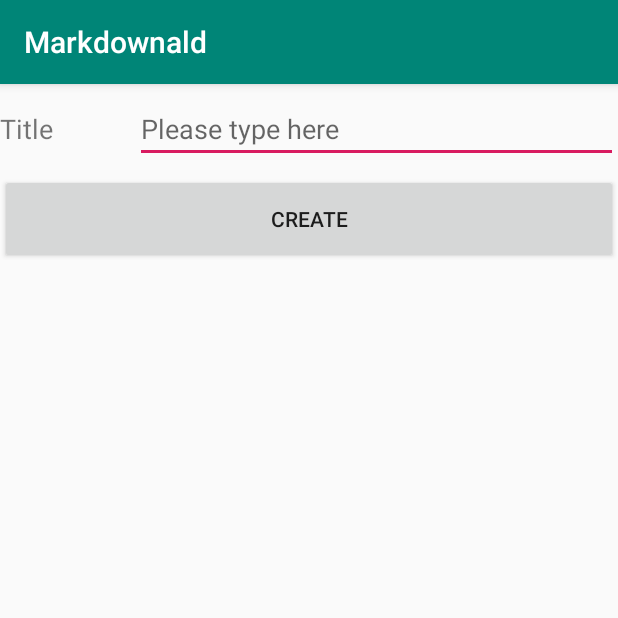
After one commit to fordai/Markdownald-Android, an Android app: the NotebookCreateActivity screen opened directly, with no data from a screen before it, on a phone screen of 412 x 824 dp, the top half of it. The commit adds this screen. Run offline under Robolectric (Android 15) with nearby library versions, the phone set to English and light mode, and no system bars.

Commit message:
Refactor: Renaming variables/methods/classes, improving comments and adjust the architecture.

```diff
--- a/app/src/main/AndroidManifest.xml
+++ b/app/src/main/AndroidManifest.xml
@@ -10,7 +10,7 @@
         android:supportsRtl="true"
         android:theme="@style/AppTheme">
         <activity android:name=".ui.activity.NoteMoveActivity"></activity>
-        <activity android:name=".ui.activity.DirectoryCreateActivity" />
+        <activity android:name=".ui.activity.NotebookCreateActivity" />
         <activity android:name=".ui.activity.NoteCreateActivity" />
         <activity android:name=".ui.activity.NotePreviewActivity" />
         <activity android:name=".ui.activity.NoteEditActivity" />
--- a/app/src/main/java/group/j/android/markdownald/ui/activity/MainActivity.java
+++ b/app/src/main/java/group/j/android/markdownald/ui/activity/MainActivity.java
@@ -71,7 +71,7 @@ public class MainActivity extends AppCompatActivity {
                 startActivity(noteIntent);
                 break;
             case R.id.menu_create_directory:
-                Intent directoryIntent = new Intent(this, DirectoryCreateActivity.class);
+                Intent directoryIntent = new Intent(this, NotebookCreateActivity.class);
                 startActivity(directoryIntent);
                 break;
             default:
--- /dev/null
+++ b/app/src/main/java/group/j/android/markdownald/ui/activity/NotebookCreateActivity.java
@@ -0,0 +1,44 @@
+package group.j.android.markdownald.ui.activity;
+
+import android.content.Intent;
+import android.support.v7.app.AppCompatActivity;
+import android.os.Bundle;
+import android.view.View;
+import android.widget.Button;
+import android.widget.EditText;
+import android.widget.Toast;
+
+import group.j.android.markdownald.R;
+import group.j.android.markdownald.util.FileUtils;
+
+/**
+ * Implements the interface for naming the new directory.
+ * If the name is the same as the previous one, a hint should be offered.
+ */
+public class NotebookCreateActivity extends AppCompatActivity {
+    private static final String TAG = "NotebookCreateActivity";
+    private static final String DUPLICATION_REMINDER = "This notebook has been created";
+
+    private EditText edit_notebook_title;
+    private Button btn_create_notebook;
+
+    @Override
+    protected void onCreate(Bundle savedInstanceState) {
+        super.onCreate(savedInstanceState);
+        setContentView(R.layout.activity_notebook_create);
+        edit_notebook_title = findViewById(R.id.edit_notebook_title);
+        btn_create_notebook = findViewById(R.id.btn_create_notebook);
+        btn_create_notebook.setOnClickListener(new View.OnClickListener() {
+            @Override
+            public void onClick(View v) {
+                String name = edit_notebook_title.getText().toString();
+                if (FileUtils.saveToDir(NotebookCreateActivity.this, name)) {
+                    Intent intent = new Intent(NotebookCreateActivity.this, MainActivity.class);
+                    startActivity(intent);
+                } else {
+                    Toast.makeText(NotebookCreateActivity.this, DUPLICATION_REMINDER, Toast.LENGTH_SHORT).show();
+                }
+            }
+        });
+    }
+}
--- a/app/src/main/res/layout/activity_directory_create.xml
+++ b/app/src/main/res/layout/activity_notebook_create.xml
@@ -13,20 +13,22 @@
             android:layout_width="90sp"
             android:layout_height="wrap_content"
             android:layout_gravity="center_vertical"
-            android:text="Directory"
+            android:text="@string/create_title"
             android:textSize="18sp" />
 
         <EditText
-            android:id="@+id/edit_directory_title"
+            android:id="@+id/edit_notebook_title"
             android:layout_width="0sp"
             android:layout_height="wrap_content"
             android:layout_gravity="center_vertical"
-            android:layout_weight="1" />
+            android:layout_weight="1"
+            android:inputType="none"
+            android:hint="@string/create_hint"/>
     </LinearLayout>
 
     <Button
-        android:id="@+id/btn_create_directory"
+        android:id="@+id/btn_create_notebook"
         android:layout_width="match_parent"
         android:layout_height="60sp"
-        android:text="Create" />
+        android:text="@string/all_create" />
 </LinearLayout>
```
Also changed, not shown: app/src/main/java/group/j/android/markdownald/ui/activity/DirectoryCreateActivity.java (deleted, +0 -40 lines).
